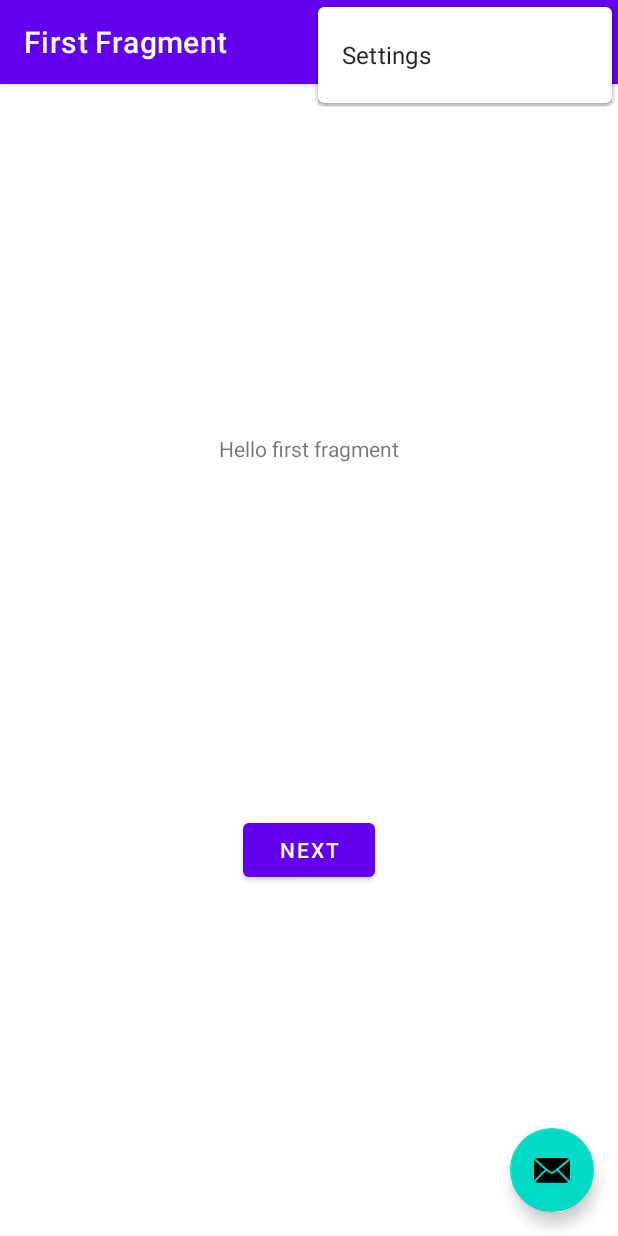
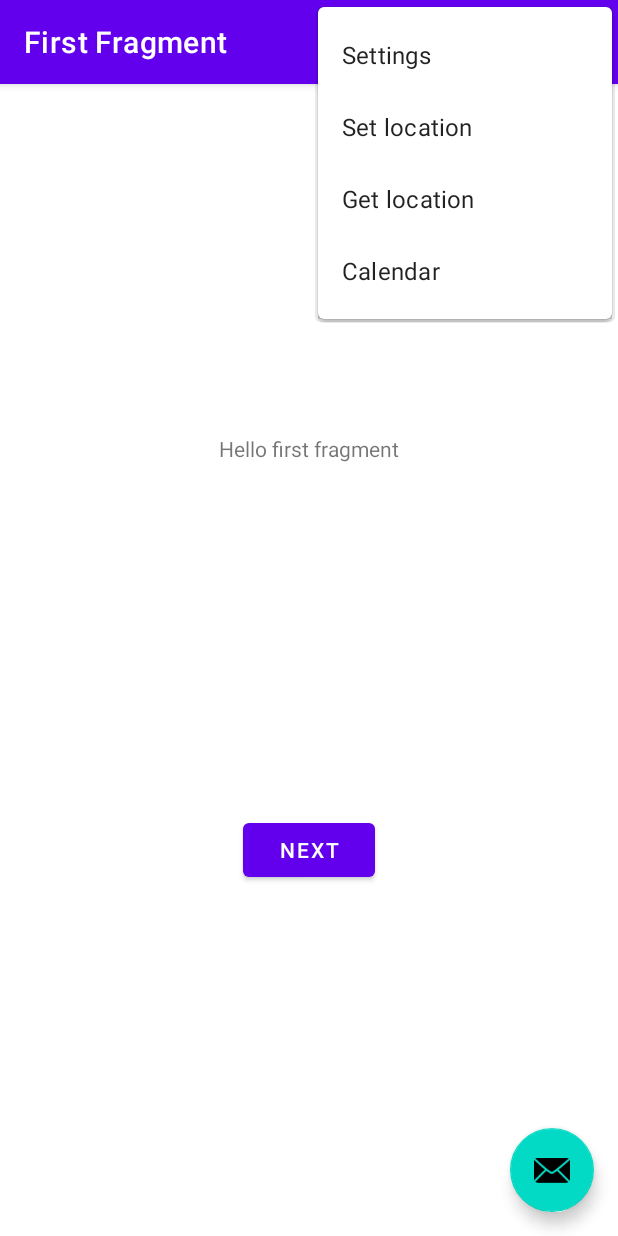
Before and after one commit to sangervu/SolarUVI_Android, an Android app: the screen it shows after launch (MainActivity), with the options menu open, on a phone screen of 412 x 824 dp. Run offline under Robolectric (Android 15) with nearby library versions, the phone set to English and light mode, and no system bars; our stand-ins replace navigation-ui.

```diff
--- a/app/src/main/res/menu/menu_main.xml
+++ b/app/src/main/res/menu/menu_main.xml
@@ -2,9 +2,33 @@
     xmlns:app="http://schemas.android.com/apk/res-auto"
     xmlns:tools="http://schemas.android.com/tools"
     tools:context="com.e.solaruvi_android.MainActivity">
+
+    <item
+        android:id="@+id/menuShowPaikannusChecked"
+        android:checkable="true"
+        android:checked="true"
+        android:enabled="true"
+        android:title="@string/paikannus"
+        android:visible="true"
+        app:actionViewClass="android.widget.CheckBox"
+        app:showAsAction="always|withText" />
+
     <item
         android:id="@+id/action_settings"
         android:orderInCategory="100"
         android:title="@string/action_settings"
         app:showAsAction="never" />
+    <item
+        android:id="@+id/set_location"
+        android:orderInCategory="100"
+        android:title="@string/set_location"/>
+    <item
+        android:id="@+id/get_location"
+        android:orderInCategory="100"
+        android:title="@string/get_location"/>
+    <item
+        android:id="@+id/show_calendar"
+        android:orderInCategory="100"
+        android:title="@string/show_calendar"/>
+
 </menu>
--- a/app/src/main/res/values/strings.xml
+++ b/app/src/main/res/values/strings.xml
@@ -1,12 +1,19 @@
 <resources>
-    <string name="app_name">SolarUVI_Android</string>
+    <string name="app_name">Solar Calculations</string>
+    <string name="set_location">Set location</string>
+    <string name="get_location">Get location</string>
+    <string name="show_calendar">Calendar</string>
     <string name="action_settings">Settings</string>
+
     <!-- Strings used for fragments for navigation -->
     <string name="first_fragment_label">First Fragment</string>
     <string name="second_fragment_label">Second Fragment</string>
     <string name="next">Next</string>
     <string name="previous">Previous</string>
+    <string name="paikannus">Paikannus</string>
+
 
     <string name="hello_first_fragment">Hello first fragment</string>
     <string name="hello_second_fragment">Hello second fragment. Arg: %1$s</string>
+
 </resources>
```
